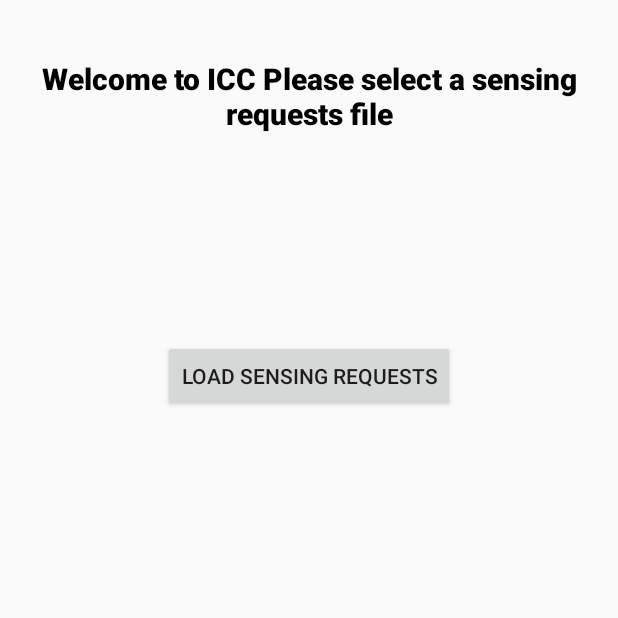
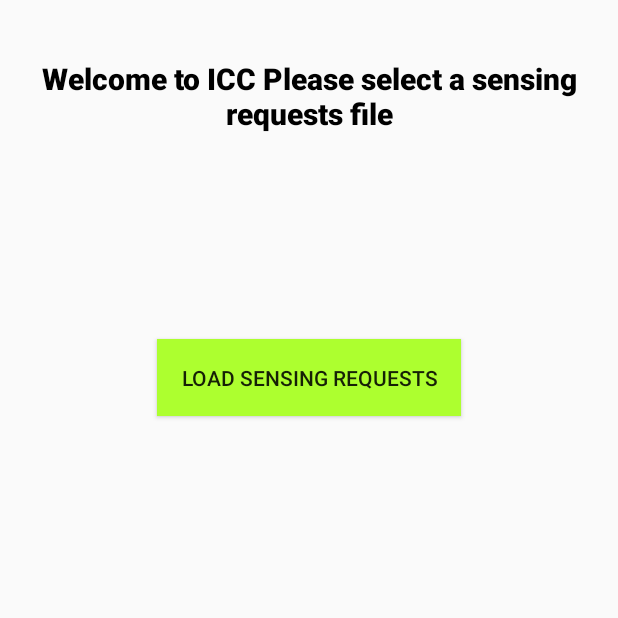
Before and after one commit to MaciejKluczynski/IntraCompanyCrowdsensingV3, an Android app: the screen it shows after launch (MainActivity), on a phone screen of 412 x 824 dp, the top half of it. Run offline under Robolectric (Android 15) with nearby library versions, the phone set to English and light mode, and no system bars.

```diff
--- a/app/src/main/res/layout/activity_main.xml
+++ b/app/src/main/res/layout/activity_main.xml
@@ -29,6 +29,8 @@
         android:layout_width="wrap_content"
         android:layout_height="wrap_content"
         android:text="@string/load_sensing_requests_info"
+        android:background="@color/my_green"
+        android:padding="16dp"
         app:layout_constraintBottom_toBottomOf="parent"
         app:layout_constraintEnd_toEndOf="parent"
         app:layout_constraintStart_toStartOf="parent"
@@ -39,13 +41,13 @@
         android:id="@+id/activity_main_load_user_preferences_btn"
         android:layout_width="wrap_content"
         android:layout_height="wrap_content"
+        android:background="@color/my_green"
+        android:padding="16dp"
         android:text="@string/load_user_prefs_info"
         android:visibility="invisible"
-        app:layout_constraintBottom_toBottomOf="parent"
         app:layout_constraintEnd_toEndOf="parent"
         app:layout_constraintStart_toStartOf="parent"
-        app:layout_constraintTop_toBottomOf="@+id/activity_main_load_sensing_requests_btn"
-        app:layout_constraintVertical_bias="0.2" />
+        app:layout_constraintTop_toTopOf="@+id/activity_main_load_sensing_requests_btn" />
 
 
 </androidx.constraintlayout.widget.ConstraintLayout>
```
Also changed, not shown: app/src/main/java/com/kluczynski/maciej/intracompanycrowdsensingv3/MainActivity.kt (+13 -2 lines).
